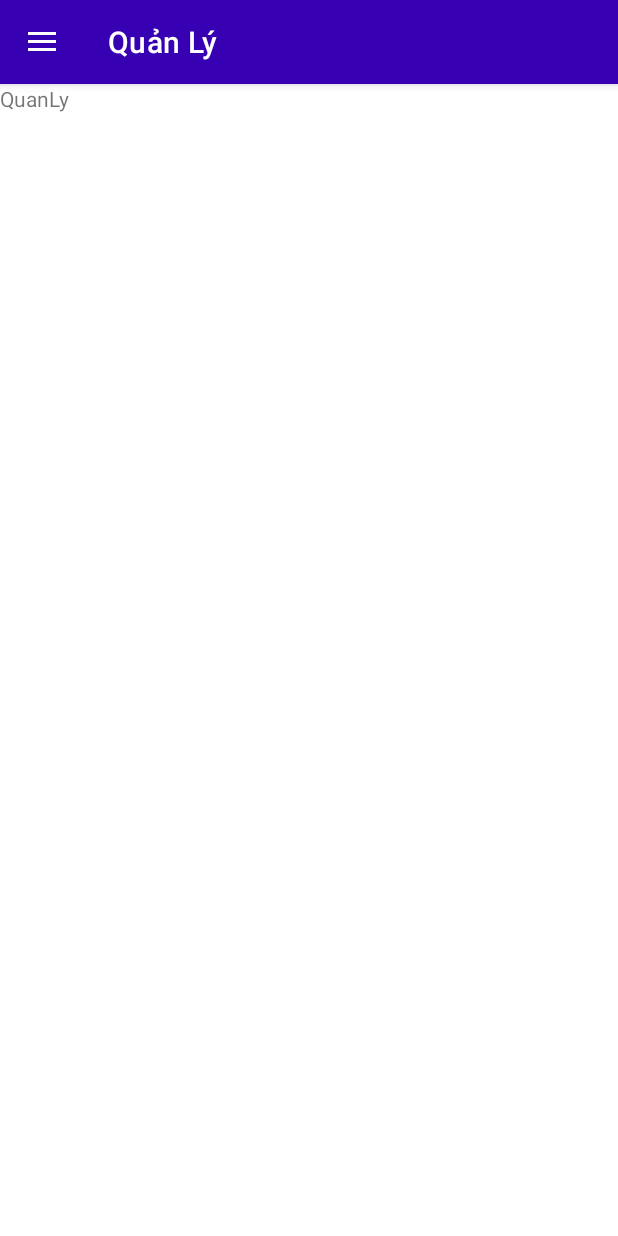
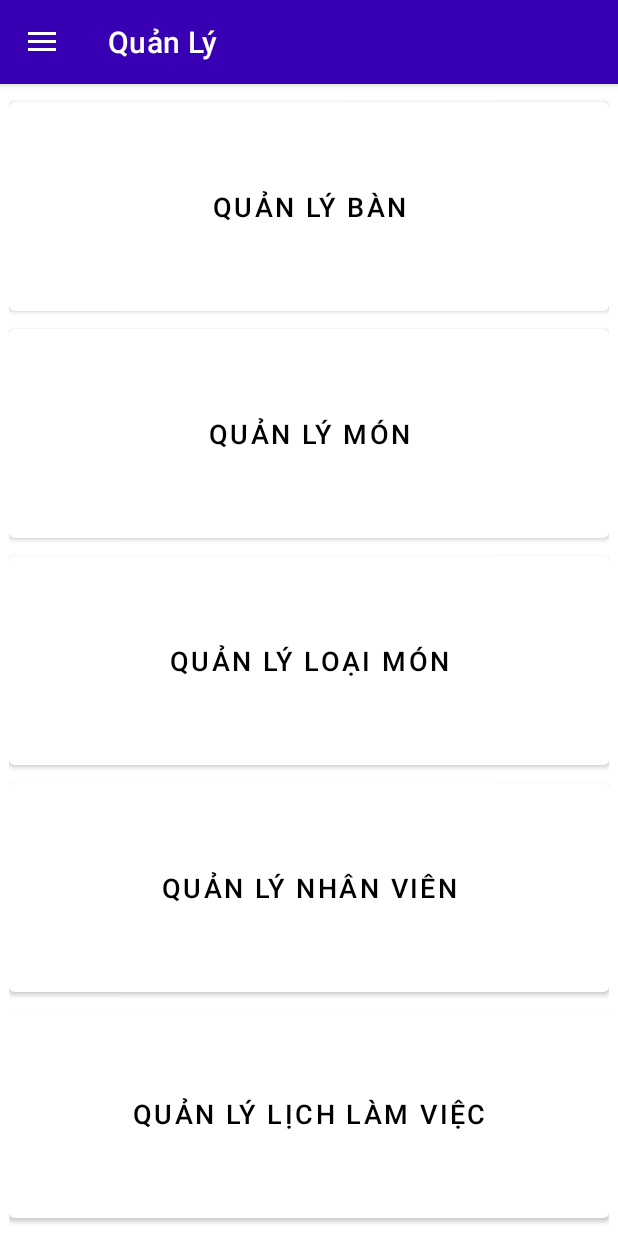
Before and after one commit to nguyendienlam351/nhom_10, an Android app: the QuanLy screen opened directly, with no data from a screen before it, on a phone screen of 412 x 824 dp. Run offline under Robolectric (Android 15) with nearby library versions, the phone set to English and light mode, and no system bars; our stand-ins replace Firebase (no records; nobody signed in at launch, a user with empty details on screens opened directly).

Commit message:
fix meger LeDucPhuoc

```diff
--- a/app/src/main/java/tdc/edu/vn/nhom_10/MainBan.java
+++ b/app/src/main/java/tdc/edu/vn/nhom_10/MainBan.java
@@ -105,7 +105,7 @@ public class MainBan extends AppCompatActivity {
         });
     }
     private void setEvent() {
-        myRecyclerViewAdapter = new MyRecyclerViewAdapterBan(this,R.layout.layout_ban,data);
+        myRecyclerViewAdapter = new MyRecyclerViewAdapterBan(this,R.layout.layout_item_ban,data);
         myRecyclerViewAdapter.setDelegation(new MyRecyclerViewAdapterBan.MyItemClickListener() {
             @Override
             public void getDeleteBan(Ban ban) {
--- a/app/src/main/java/tdc/edu/vn/nhom_10/QuanLyFragment/QuanLy.java
+++ b/app/src/main/java/tdc/edu/vn/nhom_10/QuanLyFragment/QuanLy.java
@@ -1,20 +1,54 @@
 package tdc.edu.vn.nhom_10.QuanLyFragment;
 
+import android.content.Intent;
 import android.os.Bundle;
 import android.view.LayoutInflater;
 import android.view.View;
 import android.view.ViewGroup;
+import android.widget.Button;
 
 import androidx.annotation.NonNull;
 import androidx.annotation.Nullable;
 import androidx.fragment.app.Fragment;
 
+import tdc.edu.vn.nhom_10.DanhSachMon;
+import tdc.edu.vn.nhom_10.DonHangCuaBan;
+import tdc.edu.vn.nhom_10.MainBan;
+import tdc.edu.vn.nhom_10.MainLoaiMon;
 import tdc.edu.vn.nhom_10.R;
 
 public class QuanLy extends Fragment {
+    Button btnQuanLyBan;
+    Button btnQuanLyLoaiMon;
+
     @Nullable
     @Override
     public View onCreateView(@NonNull LayoutInflater inflater, @Nullable ViewGroup container, @Nullable Bundle savedInstanceState) {
-        return inflater.inflate(R.layout.quanly,container,false);
+        View view = inflater.inflate(R.layout.quanly,container,false);
+        setControl(view);
+        setEvent();
+        return view;
+    }
+
+    private void setEvent(){
+        btnQuanLyBan.setOnClickListener(new View.OnClickListener() {
+            @Override
+            public void onClick(View v) {
+                Intent intent = new Intent(getActivity(), MainBan.class);
+                startActivity(intent);
+            }
+        });
+        btnQuanLyLoaiMon.setOnClickListener(new View.OnClickListener() {
+            @Override
+            public void onClick(View v) {
+                Intent intent = new Intent(getActivity(), MainLoaiMon.class);
+                startActivity(intent);
+            }
+        });
+    }
+
+    private void setControl(View view){
+        btnQuanLyBan = view.findViewById(R.id.btnQuanLyBan);
+        btnQuanLyLoaiMon = view.findViewById(R.id.btnQuanLyLoaiMon);
     }
 }
--- a/app/src/main/res/layout/quanly.xml
+++ b/app/src/main/res/layout/quanly.xml
@@ -1,9 +1,43 @@
 <?xml version="1.0" encoding="utf-8"?>
-<androidx.constraintlayout.widget.ConstraintLayout xmlns:android="http://schemas.android.com/apk/res/android"
+<LinearLayout xmlns:android="http://schemas.android.com/apk/res/android"
     android:layout_width="match_parent"
-    android:layout_height="match_parent">
-<TextView
-    android:layout_width="wrap_content"
-    android:layout_height="wrap_content"
-    android:text="QuanLy"/>
-</androidx.constraintlayout.widget.ConstraintLayout>
+    android:layout_height="match_parent"
+    style="@style/layout">
+
+    <Button
+        android:id="@+id/btnQuanLyBan"
+        android:layout_weight="1"
+        android:layout_width="match_parent"
+        android:layout_height="match_parent"
+        android:text="@string/quanLyBan"
+        style="@style/button"/>
+    <Button
+        android:id="@+id/btnQuanLyMon"
+        android:layout_weight="1"
+        android:layout_width="match_parent"
+        android:layout_height="match_parent"
+        android:text="@string/quanLyMon"
+        style="@style/button"/>
+    <Button
+        android:id="@+id/btnQuanLyLoaiMon"
+        android:layout_weight="1"
+        android:layout_width="match_parent"
+        android:layout_height="match_parent"
+        android:text="@string/quanLyLoaiMon"
+        style="@style/button"/>
+    <Button
+        android:id="@+id/btnQuanLyNhanVien"
+        android:layout_weight="1"
+        android:layout_width="match_parent"
+        android:layout_height="match_parent"
+        android:text="@string/quanLyNhanVien"
+        style="@style/button"/>
+    <Button
+        android:id="@+id/btnQuanLyLichLamViec"
+        android:layout_weight="1"
+        android:layout_width="match_parent"
+        android:layout_height="match_parent"
+        android:text="@string/quanLyLichLamViec"
+        style="@style/button"/>
+
+</LinearLayout>
--- a/app/src/main/res/values/strings.xml
+++ b/app/src/main/res/values/strings.xml
@@ -55,4 +55,10 @@
     <string name="dat">Đặt</string>
     <string name="soLuong">Số Lượng: </string>
     <string name="themMon">Thêm Món</string>
+
+    <string name="quanLyBan">Quản Lý Bàn</string>
+    <string name="quanLyMon">Quản Lý Món</string>
+    <string name="quanLyLoaiMon">Quản Lý Loại Món</string>
+    <string name="quanLyNhanVien">Quản Lý Nhân Viên</string>
+    <string name="quanLyLichLamViec">Quản Lý Lịch Làm Việc</string>
 </resources>
```
Also changed, not shown: app/src/main/AndroidManifest.xml (+16 -35 lines), app/src/main/java/tdc/edu/vn/nhom_10/ChiTietMon.java (+6 -1 lines), app/src/main/res/layout/layout_item_ban.xml (added, +37 -0 lines).
